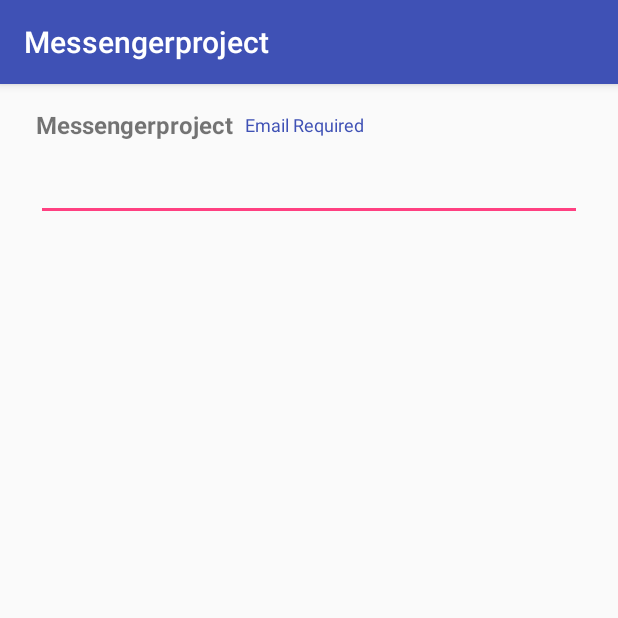
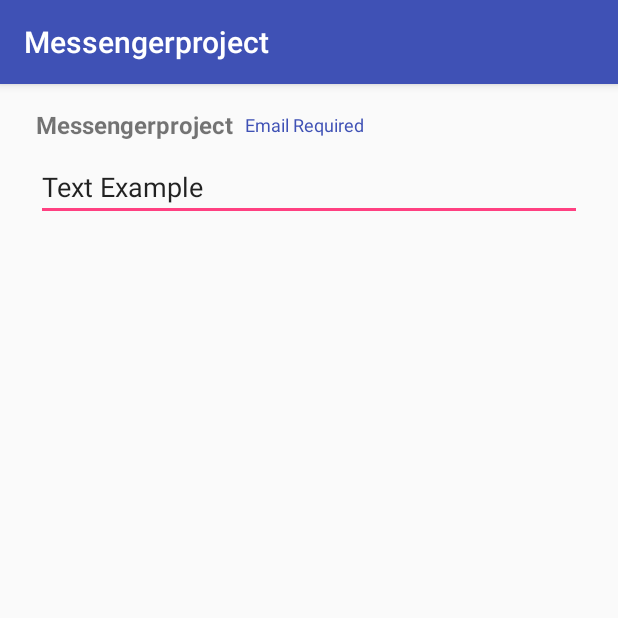
Before and after one commit to williamgdev/CustomViews, an Android app: the screen it shows after launch (MainActivity), on a phone screen of 412 x 824 dp, the top half of it. Run offline under Robolectric (Android 15) with nearby library versions, the phone set to English and light mode, and no system bars; our stand-ins replace data binding.

Commit message:
Created parameter for String for the CustomView

```diff
--- a/app/src/main/java/com/adnroid/devcuba/messengerproject/customview/CustomEditText.kt
+++ b/app/src/main/java/com/adnroid/devcuba/messengerproject/customview/CustomEditText.kt
@@ -32,9 +32,13 @@ class CustomEditText @JvmOverloads constructor(
                     .getResourceId(R.styleable
                             .CustomEditText_custom_error_field,
                             R.string.default_error))
+            val inputText = typedArray.getString(R.styleable.CustomEditText_custom_input_field)
             binding.customTitle.text = title
             if (errorText != resources.getString(R.string.default_error)) {
                 binding.customError.text = errorText
+            }
+            if (inputText != resources.getString(R.string.default_input)) {
+                binding.inputField.setText(inputText)
             }
 
             typedArray.recycle()
--- a/app/src/main/res/layout/activity_main.xml
+++ b/app/src/main/res/layout/activity_main.xml
@@ -19,6 +19,7 @@
             android:id="@+id/editText"
             app:custom_title_field="@string/app_name"
             app:custom_error_field="@string/email_error"
+            app:custom_input_field="Text Example"
             />
 
         <!--<LinearLayout-->
--- a/app/src/main/res/layout/custom_edit_text.xml
+++ b/app/src/main/res/layout/custom_edit_text.xml
@@ -24,7 +24,7 @@
             app:layout_constraintTop_toTopOf="@id/customTitle" />
 
         <EditText
-            android:id="@+id/custom_edit"
+            android:id="@+id/inputField"
             android:layout_width="match_parent"
             android:layout_height="wrap_content"
             android:layout_gravity="top"
--- a/app/src/main/res/values/attrs.xml
+++ b/app/src/main/res/values/attrs.xml
@@ -3,5 +3,6 @@
     <declare-styleable name="CustomEditText">
         <attr name="custom_title_field" format="reference" />
         <attr name="custom_error_field" format="reference" />
+        <attr name="custom_input_field" format="string"/>
     </declare-styleable>
 </resources>
--- a/app/src/main/res/values/strings.xml
+++ b/app/src/main/res/values/strings.xml
@@ -3,4 +3,5 @@
     <string name="email">Email</string>
     <string name="email_error">Email Required</string>
     <string name="default_error">Required</string>
+    <string name="default_input" />
 </resources>
```
